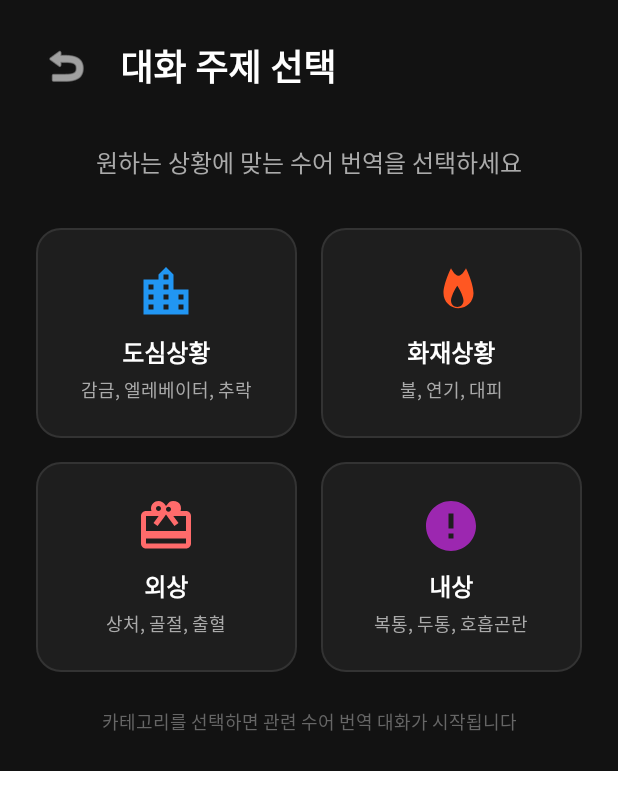
After one commit to mangotree0867/hope_project, an Android app: the layout dialog_category_selection.xml on its own in the app's theme, with its tools: preview values and no code run, on a phone screen of 412 x 824 dp. The commit adds this screen. Shown: the top 810 px of the screen. Run offline under Robolectric (Android 15) with nearby library versions, the phone set to English and light mode, and no system bars.

Commit message:
add category buttons

```diff
--- a/app/src/main/java/com/android/example/myapplication/ChatActivity.java
+++ b/app/src/main/java/com/android/example/myapplication/ChatActivity.java
@@ -190,7 +190,12 @@ public class ChatActivity extends AppCompatActivity {
                 loadMessagesForSession(currentSessionId);
             } else {
                 loadLatestSessionAndMessages();
+                // Show welcome popup for new chat
+                showNewChatDialog();
             }
+        } else if (isGuest) {
+            // Show welcome popup for guest users starting a new chat
+            showNewChatDialog();
         }
         TextView tvUserChat = findViewById(R.id.tv_user_name_chat);
         String token   = getSharedPreferences("auth", MODE_PRIVATE).getString("token", "");
@@ -1198,6 +1203,79 @@ public class ChatActivity extends AppCompatActivity {
                 .addOnFailureListener(e -> tvLocation.setText("위치 확인 불가"));
     }
 
+    private void showNewChatDialog() {
+        // Inflate custom layout
+        View dialogView = getLayoutInflater().inflate(R.layout.dialog_category_selection, null);
+
+        // Create dialog with custom view
+        AlertDialog dialog = new AlertDialog.Builder(this, android.R.style.Theme_Black_NoTitleBar_Fullscreen)
+                .setView(dialogView)
+                .setCancelable(false)
+                .create();
+
+        // Remove dim background completely
+        if (dialog.getWindow() != null) {
+            dialog.getWindow().setDimAmount(0f);
+            dialog.getWindow().clearFlags(WindowManager.LayoutParams.FLAG_DIM_BEHIND);
+            dialog.getWindow().setBackgroundDrawableResource(android.R.color.transparent);
+        }
+
+        // Set back button listener
+        ImageButton btnBack = dialogView.findViewById(R.id.btn_back);
+        btnBack.setOnClickListener(v -> {
+            dialog.dismiss();
+            finish(); // Go back to chat list
+        });
+
+        // Set click listeners for each category button
+        LinearLayout btnFire = dialogView.findViewById(R.id.btn_fire);
+        LinearLayout btnCity = dialogView.findViewById(R.id.btn_city);
+        LinearLayout btnExternalInjury = dialogView.findViewById(R.id.btn_external_injury);
+        LinearLayout btnInternalInjury = dialogView.findViewById(R.id.btn_internal_injury);
+
+        btnFire.setOnClickListener(v -> {
+            // Save selected category
+            getSharedPreferences("chat_session", MODE_PRIVATE)
+                    .edit()
+                    .putString("category_" + currentSessionId, "화재상황")
+                    .apply();
+            Toast.makeText(this, "화재상황 선택됨", Toast.LENGTH_SHORT).show();
+            dialog.dismiss();
+        });
+
+        btnCity.setOnClickListener(v -> {
+            // Save selected category
+            getSharedPreferences("chat_session", MODE_PRIVATE)
+                    .edit()
+                    .putString("category_" + currentSessionId, "도심상황")
+                    .apply();
+            Toast.makeText(this, "도심상황 선택됨", Toast.LENGTH_SHORT).show();
+            dialog.dismiss();
+        });
+
+        btnExternalInjury.setOnClickListener(v -> {
+            // Save selected category
+            getSharedPreferences("chat_session", MODE_PRIVATE)
+                    .edit()
+                    .putString("category_" + currentSessionId, "외상")
+                    .apply();
+            Toast.makeText(this, "외상 선택됨", Toast.LENGTH_SHORT).show();
+            dialog.dismiss();
+        });
+
+        btnInternalInjury.setOnClickListener(v -> {
+            // Save selected category
+            getSharedPreferences("chat_session", MODE_PRIVATE)
+                    .edit()
+                    .putString("category_" + currentSessionId, "내상")
+                    .apply();
+            Toast.makeText(this, "내상 선택됨", Toast.LENGTH_SHORT).show();
+            dialog.dismiss();
+        });
+
+        dialog.show();
+    }
+
     private void startEmergencyCall() {
         try {
             Intent intent = new Intent(Intent.ACTION_CALL, Uri.parse("tel:" + emergencyNumber));
--- /dev/null
+++ b/app/src/main/res/drawable/category_button_background.xml
@@ -0,0 +1,13 @@
+<?xml version="1.0" encoding="utf-8"?>
+<ripple xmlns:android="http://schemas.android.com/apk/res/android"
+    android:color="?android:attr/colorControlHighlight">
+    <item>
+        <shape android:shape="rectangle">
+            <solid android:color="#F5F5F5" />
+            <corners android:radius="12dp" />
+            <stroke
+                android:width="1dp"
+                android:color="#E0E0E0" />
+        </shape>
+    </item>
+</ripple>
--- /dev/null
+++ b/app/src/main/res/drawable/category_card_background.xml
@@ -0,0 +1,13 @@
+<?xml version="1.0" encoding="utf-8"?>
+<ripple xmlns:android="http://schemas.android.com/apk/res/android"
+    android:color="#333333">
+    <item>
+        <shape android:shape="rectangle">
+            <solid android:color="#1E1E1E" />
+            <corners android:radius="16dp" />
+            <stroke
+                android:width="1dp"
+                android:color="#333333" />
+        </shape>
+    </item>
+</ripple>
--- /dev/null
+++ b/app/src/main/res/drawable/ic_city.xml
@@ -0,0 +1,9 @@
+<vector xmlns:android="http://schemas.android.com/apk/res/android"
+    android:width="24dp"
+    android:height="24dp"
+    android:viewportWidth="24"
+    android:viewportHeight="24">
+    <path
+        android:fillColor="#000000"
+        android:pathData="M15,11L15,5l-3,-3 -3,3v2L3,7v14h18L21,11h-6zM7,19L5,19v-2h2v2zM7,15L5,15v-2h2v2zM7,11L5,11L5,9h2v2zM13,19h-2v-2h2v2zM13,15h-2v-2h2v2zM13,11h-2L11,9h2v2zM13,7h-2L11,5h2v2zM19,19h-2v-2h2v2zM19,15h-2v-2h2v2z"/>
+</vector>
--- /dev/null
+++ b/app/src/main/res/drawable/ic_external_injury.xml
@@ -0,0 +1,9 @@
+<vector xmlns:android="http://schemas.android.com/apk/res/android"
+    android:width="24dp"
+    android:height="24dp"
+    android:viewportWidth="24"
+    android:viewportHeight="24">
+    <path
+        android:fillColor="#000000"
+        android:pathData="M20,6h-2.18c0.11,-0.31 0.18,-0.65 0.18,-1a2.996,2.996 0,0 0,-5.5 -1.65l-0.5,0.67 -0.5,-0.68C10.96,2.54 10.05,2 9,2 7.34,2 6,3.34 6,5c0,0.35 0.07,0.69 0.18,1L4,6c-1.11,0 -1.99,0.89 -1.99,2L2,19c0,1.11 0.89,2 2,2h16c1.11,0 2,-0.89 2,-2L22,8c0,-1.11 -0.89,-2 -2,-2zM13,4.34c0.55,0 1,0.45 1,1s-0.45,1 -1,1 -1,-0.45 -1,-1 0.45,-1 1,-1zM9,4c0.55,0 1,0.45 1,1s-0.45,1 -1,1 -1,-0.45 -1,-1 0.45,-1 1,-1zM20,19L4,19v-2h16v2zM20,14L4,14L4,8h5.08L7,10.83 8.62,12 11,8.76l1,-1.36 1,1.36L15.38,12 17,10.83 14.92,8L20,8v6z"/>
+</vector>
--- /dev/null
+++ b/app/src/main/res/drawable/ic_fire.xml
@@ -0,0 +1,9 @@
+<vector xmlns:android="http://schemas.android.com/apk/res/android"
+    android:width="24dp"
+    android:height="24dp"
+    android:viewportWidth="24"
+    android:viewportHeight="24">
+    <path
+        android:fillColor="#000000"
+        android:pathData="M12,2.5c0,0 -3,6 -3,10c0,3.31 2.69,6 6,6c1.66,0 3.16,-0.67 4.24,-1.76C20.32,15.66 21,14.16 21,12.5C21,8.5 18,2.5 18,2.5s-1.5,3 -3,3S12,2.5 12,2.5zM14.5,18c-1.38,0 -2.5,-1.12 -2.5,-2.5c0,-1.67 1.5,-4.5 2.5,-6c1,1.5 2.5,4.33 2.5,6C17,16.88 15.88,18 14.5,18z"/>
+</vector>
--- /dev/null
+++ b/app/src/main/res/drawable/ic_internal_injury.xml
@@ -0,0 +1,9 @@
+<vector xmlns:android="http://schemas.android.com/apk/res/android"
+    android:width="24dp"
+    android:height="24dp"
+    android:viewportWidth="24"
+    android:viewportHeight="24">
+    <path
+        android:fillColor="#000000"
+        android:pathData="M12,2C6.48,2 2,6.48 2,12s4.48,10 10,10 10,-4.48 10,-10S17.52,2 12,2zM13,17h-2v-2h2v2zM13,13h-2L11,7h2v6z"/>
+</vector>
--- /dev/null
+++ b/app/src/main/res/layout/dialog_category_selection.xml
@@ -0,0 +1,236 @@
+<?xml version="1.0" encoding="utf-8"?>
+<LinearLayout xmlns:android="http://schemas.android.com/apk/res/android"
+    android:layout_width="match_parent"
+    android:layout_height="wrap_content"
+    android:orientation="vertical"
+    android:background="#121212"
+    android:padding="24dp">
+
+    <!-- Header -->
+    <LinearLayout
+        android:layout_width="match_parent"
+        android:layout_height="wrap_content"
+        android:orientation="horizontal"
+        android:layout_marginBottom="32dp">
+
+        <ImageButton
+            android:id="@+id/btn_back"
+            android:layout_width="40dp"
+            android:layout_height="40dp"
+            android:background="?android:attr/selectableItemBackgroundBorderless"
+            android:src="@android:drawable/ic_menu_revert"
+            android:contentDescription="Back"
+            android:tint="@android:color/white"
+            android:layout_gravity="center_vertical" />
+
+        <TextView
+            android:layout_width="0dp"
+            android:layout_height="wrap_content"
+            android:layout_weight="1"
+            android:text="대화 주제 선택"
+            android:textSize="24sp"
+            android:textStyle="bold"
+            android:textColor="@android:color/white"
+            android:layout_gravity="center_vertical"
+            android:paddingStart="16dp" />
+    </LinearLayout>
+
+    <!-- Subtitle -->
+    <TextView
+        android:layout_width="match_parent"
+        android:layout_height="wrap_content"
+        android:text="원하는 상황에 맞는 수어 번역을 선택하세요"
+        android:textSize="16sp"
+        android:textColor="#AAAAAA"
+        android:layout_marginBottom="32dp"
+        android:textAlignment="center"/>
+
+    <!-- Categories Grid -->
+    <LinearLayout
+        android:layout_width="match_parent"
+        android:layout_height="wrap_content"
+        android:orientation="vertical"
+        android:gravity="center">
+
+        <!-- Row 1 -->
+        <LinearLayout
+            android:layout_width="match_parent"
+            android:layout_height="wrap_content"
+            android:orientation="horizontal"
+            android:layout_marginBottom="16dp">
+
+            <!-- Urban Situation Category -->
+            <LinearLayout
+                android:id="@+id/btn_city"
+                android:layout_width="0dp"
+                android:layout_height="140dp"
+                android:layout_weight="1"
+                android:layout_marginEnd="8dp"
+                android:orientation="vertical"
+                android:gravity="center"
+                android:background="@drawable/category_card_background"
+                android:padding="16dp"
+                android:clickable="true"
+                android:focusable="true">
+
+                <ImageView
+                    android:layout_width="40dp"
+                    android:layout_height="40dp"
+                    android:src="@drawable/ic_city"
+                    android:tint="#2196F3"
+                    android:layout_marginBottom="8dp"/>
+
+                <TextView
+                    android:layout_width="wrap_content"
+                    android:layout_height="wrap_content"
+                    android:text="도심상황"
+                    android:textSize="16sp"
+                    android:textStyle="bold"
+                    android:textColor="@android:color/white"
+                    android:layout_marginBottom="4dp"/>
+
+                <TextView
+                    android:layout_width="wrap_content"
+                    android:layout_height="wrap_content"
+                    android:text="감금, 엘레베이터, 추락"
+                    android:textSize="12sp"
+                    android:textColor="#AAAAAA"
+                    android:textAlignment="center"/>
+            </LinearLayout>
+
+            <!-- Fire Situation Category -->
+            <LinearLayout
+                android:id="@+id/btn_fire"
+                android:layout_width="0dp"
+                android:layout_height="140dp"
+                android:layout_weight="1"
+                android:layout_marginStart="8dp"
+                android:orientation="vertical"
+                android:gravity="center"
+                android:background="@drawable/category_card_background"
+                android:padding="16dp"
+                android:clickable="true"
+                android:focusable="true">
+
+                <ImageView
+                    android:layout_width="40dp"
+                    android:layout_height="40dp"
+                    android:src="@drawable/ic_fire"
+                    android:tint="#FF5722"
+                    android:layout_marginBottom="8dp"/>
+
+                <TextView
+                    android:layout_width="wrap_content"
+                    android:layout_height="wrap_content"
+                    android:text="화재상황"
+                    android:textSize="16sp"
+                    android:textStyle="bold"
+                    android:textColor="@android:color/white"
+                    android:layout_marginBottom="4dp"/>
+
+                <TextView
+                    android:layout_width="wrap_content"
+                    android:layout_height="wrap_content"
+                    android:text="불, 연기, 대피"
+                    android:textSize="12sp"
+                    android:textColor="#AAAAAA"
+                    android:textAlignment="center"/>
+            </LinearLayout>
+        </LinearLayout>
+
+        <!-- Row 2 -->
+        <LinearLayout
+            android:layout_width="match_parent"
+            android:layout_height="wrap_content"
+            android:orientation="horizontal">
+
+            <!-- External Injury Category -->
+            <LinearLayout
+                android:id="@+id/btn_external_injury"
+                android:layout_width="0dp"
+                android:layout_height="140dp"
+                android:layout_weight="1"
+                android:layout_marginEnd="8dp"
+                android:orientation="vertical"
+                android:gravity="center"
+                android:background="@drawable/category_card_background"
+                android:padding="16dp"
+                android:clickable="true"
+                android:focusable="true">
+
+                <ImageView
+                    android:layout_width="40dp"
+                    android:layout_height="40dp"
+                    android:src="@drawable/ic_external_injury"
+                    android:tint="#FF6B6B"
+                    android:layout_marginBottom="8dp"/>
+
+                <TextView
+                    android:layout_width="wrap_content"
+                    android:layout_height="wrap_content"
+                    android:text="외상"
+                    android:textSize="16sp"
+                    android:textStyle="bold"
+                    android:textColor="@android:color/white"
+                    android:layout_marginBottom="4dp"/>
+
+                <TextView
+                    android:layout_width="wrap_content"
+                    android:layout_height="wrap_content"
+                    android:text="상처, 골절, 출혈"
+                    android:textSize="12sp"
+                    android:textColor="#AAAAAA"
+                    android:textAlignment="center"/>
+            </LinearLayout>
+
+            <!-- Internal Injury Category -->
+            <LinearLayout
+                android:id="@+id/btn_internal_injury"
+                android:layout_width="0dp"
+                android:layout_height="140dp"
+                android:layout_weight="1"
+                android:layout_marginStart="8dp"
+                android:orientation="vertical"
+                android:gravity="center"
+                android:background="@drawable/category_card_background"
+                android:padding="16dp"
+                android:clickable="true"
+                android:focusable="true">
+
+                <ImageView
+                    android:layout_width="40dp"
+                    android:layout_height="40dp"
+                    android:src="@drawable/ic_internal_injury"
+                    android:tint="#9C27B0"
+                    android:layout_marginBottom="8dp"/>
+
+                <TextView
+                    android:layout_width="wrap_content"
+                    android:layout_height="wrap_content"
+                    android:text="내상"
+                    android:textSize="16sp"
+                    android:textStyle="bold"
+                    android:textColor="@android:color/white"
+                    android:layout_marginBottom="4dp"/>
+
+                <TextView
+                    android:layout_width="wrap_content"
+                    android:layout_height="wrap_content"
+                    android:text="복통, 두통, 호흡곤란"
+                    android:textSize="12sp"
+                    android:textColor="#AAAAAA"
+                    android:textAlignment="center"/>
+            </LinearLayout>
+        </LinearLayout>
+    </LinearLayout>
+
+    <!-- Bottom Info -->
+    <TextView
+        android:layout_width="match_parent"
+        android:layout_height="wrap_content"
+        android:text="카테고리를 선택하면 관련 수어 번역 대화가 시작됩니다"
+        android:textSize="12sp"
+        android:textColor="#666666"
+        android:textAlignment="center"
+        android:layout_marginTop="24dp"/>
+</LinearLayout>
```
